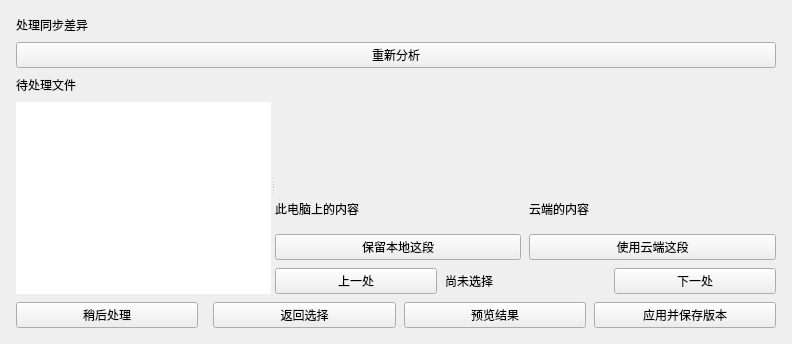
Qt form windows/mainwindow_child/homepage/pages/homepage_page_conflict.ui (Zao-chen/ZcVersionBox) before a commit.
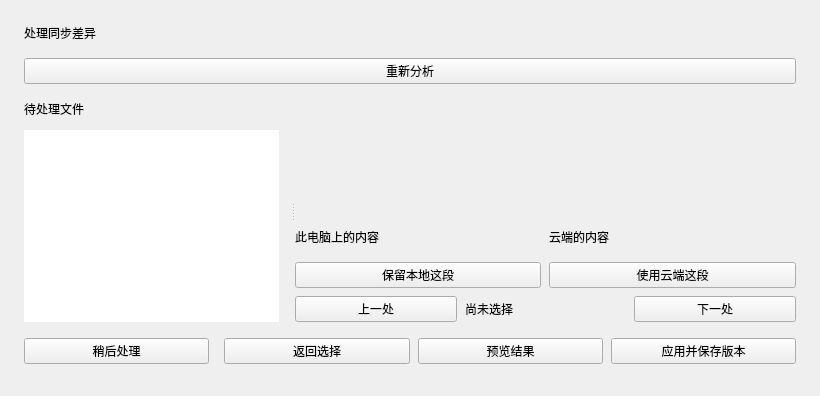
The same form after that commit. Custom widgets are drawn as their Qt base class.

Patch:
```diff
--- a/windows/mainwindow_child/homepage/pages/homepage_page_conflict.ui
+++ b/windows/mainwindow_child/homepage/pages/homepage_page_conflict.ui
@@ -4,19 +4,19 @@
  <widget class="QWidget" name="HomePageConflictPage">
   <layout class="QVBoxLayout" name="pageLayout" stretch="0,0,1,0">
    <property name="leftMargin">
-    <number>16</number>
+    <number>24</number>
    </property>
    <property name="topMargin">
-    <number>16</number>
+    <number>24</number>
    </property>
    <property name="rightMargin">
-    <number>16</number>
+    <number>24</number>
    </property>
    <property name="bottomMargin">
-    <number>16</number>
+    <number>32</number>
    </property>
    <property name="spacing">
-    <number>8</number>
+    <number>16</number>
    </property>
    <item>
     <widget class="QWidget" name="titleRow">
@@ -34,7 +34,7 @@
        <number>0</number>
       </property>
       <property name="spacing">
-       <number>8</number>
+       <number>16</number>
       </property>
       <item>
        <widget class="QLabel" name="pageTitle">
@@ -99,13 +99,13 @@
         <number>0</number>
        </property>
        <property name="rightMargin">
-        <number>0</number>
+        <number>12</number>
        </property>
        <property name="bottomMargin">
         <number>0</number>
        </property>
        <property name="spacing">
-        <number>8</number>
+        <number>12</number>
        </property>
        <item>
         <widget class="QLabel" name="filesLabel">
```
